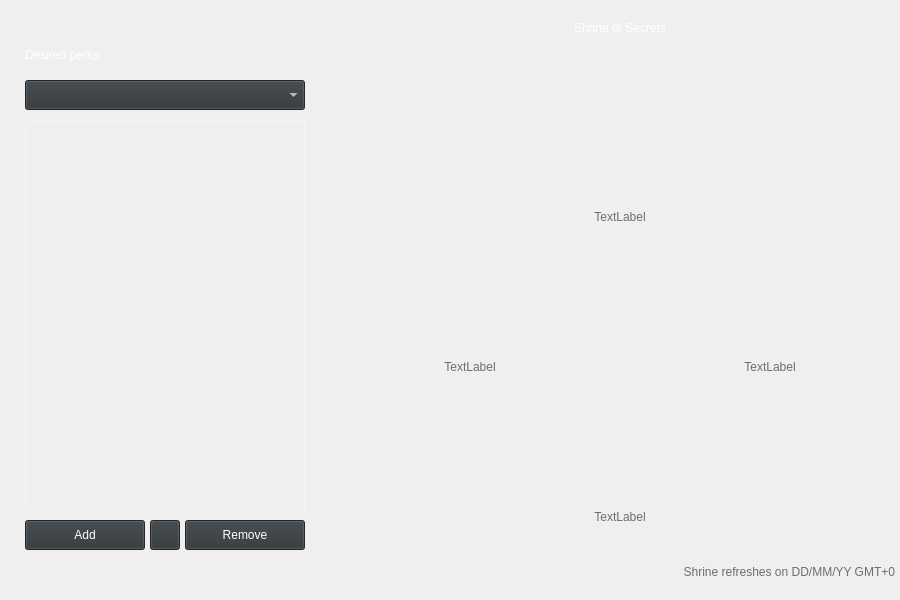
Above: app/designer/sc_ui.ui from michalkowal66/ShrineChecker before the change. Below: the same form after it.
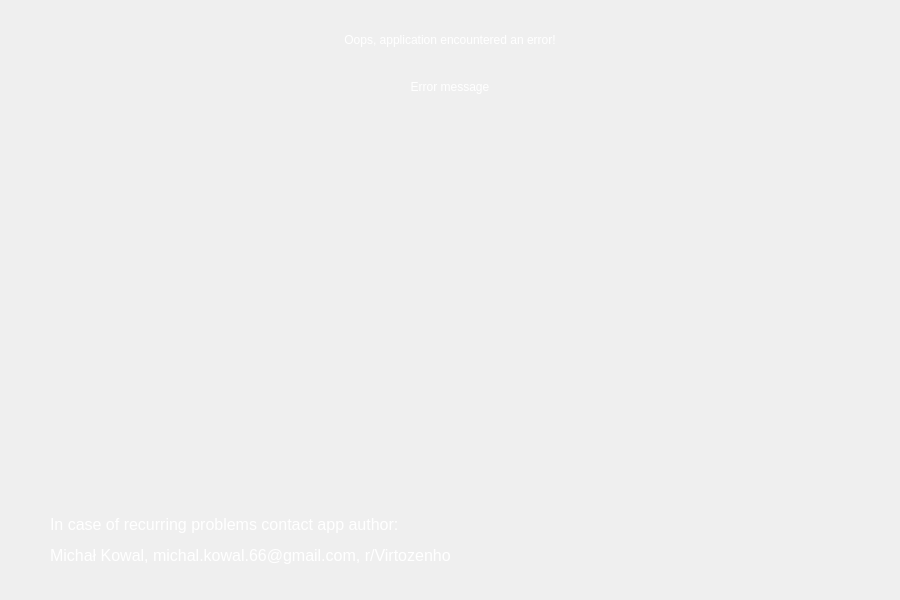
That is the form after the change. The open tabs and pages were chosen to show the change. Icons and pictures are not drawn.

Commit message: Add error screen

Patch:
```diff
--- a/app/designer/sc_ui.ui
+++ b/app/designer/sc_ui.ui
@@ -1312,6 +1312,104 @@
      <zorder>author_lbl</zorder>
      <zorder>designer_lbl</zorder>
     </widget>
+    <widget class="QWidget" name="error">
+     <property name="styleSheet">
+      <string notr="true">QLabel#error_lbl{
+	color: white;
+	font: 24px &quot;Sylfaen&quot;;
+}
+QLabel#error_msg_lbl {
+	color: white;
+	font: 20px &quot;Sylfaen&quot;;
+}
+
+QLabel#author_contact_lbl {
+	color: white;
+	font: 20px &quot;Sylfaen&quot;;
+}
+</string>
+     </property>
+     <widget class="QLabel" name="error_msg_lbl">
+      <property name="geometry">
+       <rect>
+        <x>50</x>
+        <y>80</y>
+        <width>800</width>
+        <height>400</height>
+       </rect>
+      </property>
+      <property name="text">
+       <string>Error message</string>
+      </property>
+      <property name="alignment">
+       <set>Qt::AlignHCenter|Qt::AlignTop</set>
+      </property>
+      <property name="wordWrap">
+       <bool>true</bool>
+      </property>
+     </widget>
+     <widget class="QLabel" name="bg_3">
+      <property name="geometry">
+       <rect>
+        <x>0</x>
+        <y>0</y>
+        <width>900</width>
+        <height>600</height>
+       </rect>
+      </property>
+      <property name="styleSheet">
+       <string notr="true"/>
+      </property>
+      <property name="text">
+       <string/>
+      </property>
+      <property name="scaledContents">
+       <bool>true</bool>
+      </property>
+     </widget>
+     <widget class="QLabel" name="error_lbl">
+      <property name="geometry">
+       <rect>
+        <x>240</x>
+        <y>30</y>
+        <width>420</width>
+        <height>20</height>
+       </rect>
+      </property>
+      <property name="text">
+       <string>Oops, application encountered an error!</string>
+      </property>
+      <property name="alignment">
+       <set>Qt::AlignCenter</set>
+      </property>
+     </widget>
+     <widget class="QLabel" name="author_contact_lbl">
+      <property name="geometry">
+       <rect>
+        <x>50</x>
+        <y>490</y>
+        <width>800</width>
+        <height>100</height>
+       </rect>
+      </property>
+      <property name="text">
+       <string>&lt;html&gt;&lt;head/&gt;&lt;body&gt;&lt;p&gt;&lt;span style=&quot; font-size:12pt;&quot;&gt;In case of recurring problems contact app author: &lt;/span&gt;&lt;/p&gt;&lt;p&gt;&lt;span style=&quot; font-size:12pt;&quot;&gt;Michał Kowal, michal.kowal.66@gmail.com, r/Virtozenho&lt;/span&gt;&lt;/p&gt;&lt;/body&gt;&lt;/html&gt;</string>
+      </property>
+      <property name="textFormat">
+       <enum>Qt::AutoText</enum>
+      </property>
+      <property name="alignment">
+       <set>Qt::AlignLeading|Qt::AlignLeft|Qt::AlignVCenter</set>
+      </property>
+      <property name="wordWrap">
+       <bool>true</bool>
+      </property>
+     </widget>
+     <zorder>bg_3</zorder>
+     <zorder>error_msg_lbl</zorder>
+     <zorder>error_lbl</zorder>
+     <zorder>author_contact_lbl</zorder>
+    </widget>
    </widget>
   </widget>
  </widget>
```
Left out of the diff: 4 changed lines with no effect on the pictures. The commit also changes 1 other file.
